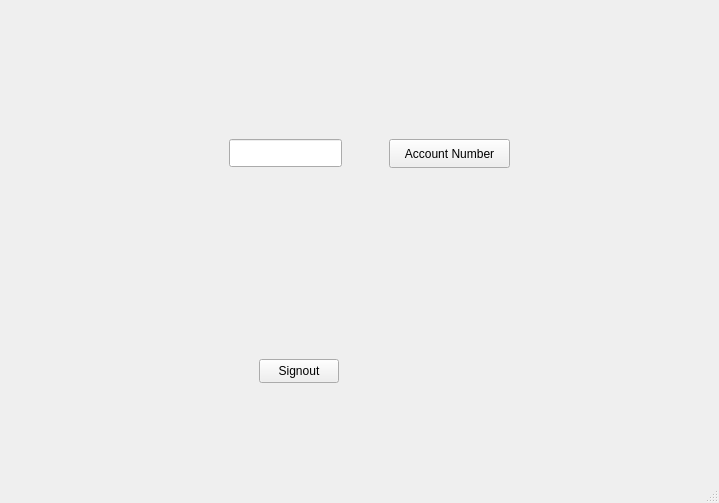
This is BankClient/mainwindow.ui in Abdulrhman-Nasser/QT_BankSystem as Qt 5 draws it before an edit. The edited form follows.
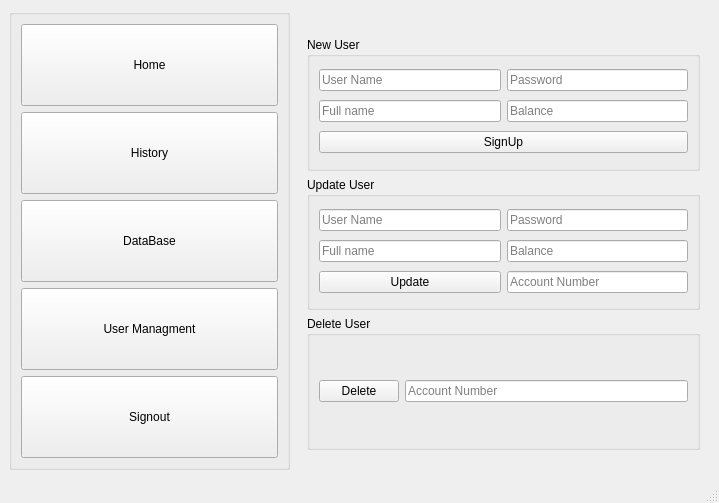
This is the edited form. The open tabs and pages were chosen to show the change.

Diff of the .ui file:
```diff
--- a/BankClient/mainwindow.ui
+++ b/BankClient/mainwindow.ui
@@ -18,112 +18,436 @@
     <item row="0" column="0">
      <widget class="QStackedWidget" name="stackedWidget">
       <property name="currentIndex">
-       <number>2</number>
+       <number>1</number>
       </property>
       <widget class="QWidget" name="Page0_login">
-       <widget class="QLineEdit" name="LE_Loginpass">
+       <widget class="QWidget" name="">
         <property name="geometry">
          <rect>
-          <x>350</x>
-          <y>250</y>
-          <width>113</width>
-          <height>24</height>
+          <x>170</x>
+          <y>220</y>
+          <width>361</width>
+          <height>111</height>
          </rect>
         </property>
-        <property name="placeholderText">
-         <string>Password</string>
-        </property>
-       </widget>
-       <widget class="QLineEdit" name="LE_Loginuser">
-        <property name="geometry">
-         <rect>
-          <x>210</x>
-          <y>250</y>
-          <width>113</width>
-          <height>24</height>
-         </rect>
-        </property>
-        <property name="placeholderText">
-         <string>Username</string>
-        </property>
-       </widget>
-       <widget class="QPushButton" name="pb_Login">
-        <property name="geometry">
-         <rect>
-          <x>230</x>
-          <y>290</y>
-          <width>80</width>
-          <height>24</height>
-         </rect>
-        </property>
-        <property name="text">
-         <string>Login</string>
-        </property>
-       </widget>
-       <widget class="QPushButton" name="pb_signup">
-        <property name="geometry">
-         <rect>
-          <x>350</x>
-          <y>290</y>
-          <width>80</width>
-          <height>24</height>
-         </rect>
-        </property>
-        <property name="text">
-         <string>Signup</string>
-        </property>
+        <layout class="QVBoxLayout" name="verticalLayout">
+         <item>
+          <layout class="QHBoxLayout" name="horizontalLayout_3">
+           <item>
+            <widget class="QLineEdit" name="LE_Loginuser">
+             <property name="placeholderText">
+              <string>Username</string>
+             </property>
+            </widget>
+           </item>
+           <item>
+            <widget class="QLineEdit" name="LE_Loginpass">
+             <property name="placeholderText">
+              <string>Password</string>
+             </property>
+            </widget>
+           </item>
+          </layout>
+         </item>
+         <item>
+          <widget class="QPushButton" name="pb_Login">
+           <property name="text">
+            <string>Login</string>
+           </property>
+          </widget>
+         </item>
+        </layout>
        </widget>
       </widget>
       <widget class="QWidget" name="Page1_admin">
-       <widget class="QPushButton" name="pb_signoutadmin">
+       <widget class="QGroupBox" name="groupBox_2">
         <property name="geometry">
          <rect>
-          <x>250</x>
-          <y>350</y>
-          <width>80</width>
-          <height>24</height>
+          <x>0</x>
+          <y>0</y>
+          <width>281</width>
+          <height>461</height>
          </rect>
         </property>
-        <property name="text">
-         <string>Signout</string>
+        <property name="title">
+         <string/>
         </property>
+        <layout class="QGridLayout" name="gridLayout_6">
+         <item row="1" column="0">
+          <widget class="QPushButton" name="pb_AdminHistory_2">
+           <property name="sizePolicy">
+            <sizepolicy hsizetype="Minimum" vsizetype="Preferred">
+             <horstretch>0</horstretch>
+             <verstretch>0</verstretch>
+            </sizepolicy>
+           </property>
+           <property name="text">
+            <string>History</string>
+           </property>
+          </widget>
+         </item>
+         <item row="2" column="0">
+          <widget class="QPushButton" name="pb_AdminDB">
+           <property name="sizePolicy">
+            <sizepolicy hsizetype="Minimum" vsizetype="Preferred">
+             <horstretch>0</horstretch>
+             <verstretch>0</verstretch>
+            </sizepolicy>
+           </property>
+           <property name="text">
+            <string>DataBase</string>
+           </property>
+          </widget>
+         </item>
+         <item row="0" column="0">
+          <widget class="QPushButton" name="pb_AdminHome">
+           <property name="enabled">
+            <bool>true</bool>
+           </property>
+           <property name="sizePolicy">
+            <sizepolicy hsizetype="Minimum" vsizetype="Preferred">
+             <horstretch>0</horstretch>
+             <verstretch>0</verstretch>
+            </sizepolicy>
+           </property>
+           <property name="text">
+            <string>Home</string>
+           </property>
+          </widget>
+         </item>
+         <item row="4" column="0">
+          <widget class="QPushButton" name="pb_signoutadmin">
+           <property name="sizePolicy">
+            <sizepolicy hsizetype="Minimum" vsizetype="Preferred">
+             <horstretch>0</horstretch>
+             <verstretch>0</verstretch>
+            </sizepolicy>
+           </property>
+           <property name="text">
+            <string>Signout</string>
+           </property>
+          </widget>
+         </item>
+         <item row="3" column="0">
+          <widget class="QPushButton" name="pb_AdminManagment">
+           <property name="sizePolicy">
+            <sizepolicy hsizetype="Minimum" vsizetype="Preferred">
+             <horstretch>0</horstretch>
+             <verstretch>0</verstretch>
+            </sizepolicy>
+           </property>
+           <property name="text">
+            <string>User Managment</string>
+           </property>
+          </widget>
+         </item>
+        </layout>
        </widget>
-       <widget class="QLabel" name="L_AdminAcc">
+       <widget class="QLabel" name="L_background_2">
         <property name="geometry">
          <rect>
-          <x>180</x>
-          <y>180</y>
-          <width>201</width>
-          <height>41</height>
+          <x>0</x>
+          <y>0</y>
+          <width>281</width>
+          <height>461</height>
          </rect>
         </property>
+        <property name="styleSheet">
+         <string notr="true"/>
+        </property>
         <property name="text">
          <string/>
         </property>
        </widget>
-       <widget class="QPushButton" name="pb_accNumAdmin">
+       <widget class="QStackedWidget" name="SW_Admin">
         <property name="geometry">
          <rect>
-          <x>380</x>
-          <y>130</y>
-          <width>121</width>
-          <height>29</height>
+          <x>289</x>
+          <y>19</y>
+          <width>411</width>
+          <height>431</height>
          </rect>
         </property>
-        <property name="text">
-         <string>Account Number</string>
+        <property name="currentIndex">
+         <number>3</number>
         </property>
+        <widget class="QWidget" name="Page1_Home_2">
+         <layout class="QGridLayout" name="gridLayout_7">
+          <item row="0" column="0">
+           <layout class="QHBoxLayout" name="horizontalLayout_4">
+            <item>
+             <layout class="QVBoxLayout" name="verticalLayout_2">
+              <item>
+               <widget class="QLineEdit" name="LE_accNum">
+                <property name="placeholderText">
+                 <string>User Name</string>
+                </property>
+               </widget>
+              </item>
+              <item>
+               <widget class="QPushButton" name="pb_accNumAdmin">
+                <property name="text">
+                 <string>Account Number</string>
+                </property>
+               </widget>
+              </item>
+              <item>
+               <widget class="QLabel" name="L_AdminAcc">
+                <property name="styleSheet">
+                 <string notr="true"/>
+                </property>
+                <property name="text">
+                 <string/>
+                </property>
+               </widget>
+              </item>
+             </layout>
+            </item>
+           </layout>
+          </item>
+          <item row="1" column="0">
+           <layout class="QVBoxLayout" name="verticalLayout_3">
+            <item>
+             <widget class="QLineEdit" name="LE_accNumBalance">
+              <property name="placeholderText">
+               <string>Account Number</string>
+              </property>
+             </widget>
+            </item>
+            <item>
+             <widget class="QPushButton" name="pb_AdminBalance">
+              <property name="text">
+               <string>Balance</string>
+              </property>
+             </widget>
+            </item>
+            <item>
+             <widget class="QLabel" name="L_AdminBalance">
+              <property name="text">
+               <string/>
+              </property>
+             </widget>
+            </item>
+           </layout>
+          </item>
+         </layout>
+        </widget>
+        <widget class="QWidget" name="Page2_History_2">
+         <layout class="QGridLayout" name="gridLayout_8">
+          <item row="0" column="0">
+           <widget class="QPushButton" name="pb_AdminHistory">
+            <property name="text">
+             <string>View History</string>
+            </property>
+           </widget>
+          </item>
+          <item row="2" column="0" colspan="3">
+           <widget class="QPushButton" name="pushButton_2">
+            <property name="text">
+             <string>Clear</string>
+            </property>
+           </widget>
+          </item>
+          <item row="1" column="0" colspan="3">
+           <widget class="QListWidget" name="LW_AdminHistory"/>
+          </item>
+          <item row="0" column="2">
+           <widget class="QLineEdit" name="LE_AdminHistoryCount">
+            <property name="placeholderText">
+             <string>Count </string>
+            </property>
+           </widget>
+          </item>
+          <item row="0" column="1">
+           <widget class="QLineEdit" name="LE_AdminHistoryAccNum">
+            <property name="placeholderText">
+             <string>Account Number</string>
+            </property>
+           </widget>
+          </item>
+         </layout>
+        </widget>
+        <widget class="QWidget" name="Page3_DB">
+         <widget class="QWidget" name="">
+          <property name="geometry">
+           <rect>
+            <x>0</x>
+            <y>0</y>
+            <width>411</width>
+            <height>421</height>
+           </rect>
+          </property>
+          <layout class="QVBoxLayout" name="verticalLayout_4">
+           <item>
+            <widget class="QGroupBox" name="groupBox_3">
+             <property name="title">
+              <string>Data Base</string>
+             </property>
+             <layout class="QGridLayout" name="gridLayout_9">
+              <item row="0" column="0">
+               <widget class="QListWidget" name="LW_AdminDB"/>
+              </item>
+              <item row="1" column="0">
+               <layout class="QVBoxLayout" name="verticalLayout_5">
+                <item>
+                 <layout class="QHBoxLayout" name="horizontalLayout_5">
+                  <item>
+                   <widget class="QPushButton" name="pb_AdminViewDB">
+                    <property name="text">
+                     <string>View</string>
+                    </property>
+                   </widget>
+                  </item>
+                  <item>
+                   <widget class="QLineEdit" name="LE_AdminAccNumDB">
+                    <property name="placeholderText">
+                     <string>Account Number</string>
+                    </property>
+                   </widget>
+                  </item>
+                 </layout>
+                </item>
+                <item>
+                 <widget class="QPushButton" name="pushButton_4">
+                  <property name="text">
+                   <string>Clear</string>
+                  </property>
+                 </widget>
+                </item>
+               </layout>
+              </item>
+             </layout>
+            </widget>
+           </item>
+          </layout>
+         </widget>
+        </widget>
+        <widget class="QWidget" name="Page4_UserManagment">
+         <layout class="QGridLayout" name="gridLayout_17">
+          <item row="0" column="0">
+           <widget class="QGroupBox" name="groupBox_4">
+            <property name="title">
+             <string>New User</string>
+            </property>
+            <layout class="QGridLayout" name="gridLayout_10">
+             <item row="0" column="0">
+              <widget class="QLineEdit" name="LE_NewUserName">
+               <property name="placeholderText">
+                <string>User Name</string>
+               </property>
+              </widget>
+             </item>
+             <item row="0" column="1">
+              <widget class="QLineEdit" name="LE_NewPassword">
+               <property name="placeholderText">
+                <string>Password</string>
+               </property>
+              </widget>
+             </item>
+             <item row="1" column="0">
+              <widget class="QLineEdit" name="LE_NewName">
+               <property name="placeholderText">
+                <string>Full name</string>
+               </property>
+              </widget>
+             </item>
+             <item row="1" column="1">
+              <widget class="QLineEdit" name="LE_NewBalance">
+               <property name="placeholderText">
+                <string>Balance</string>
+               </property>
+              </widget>
+             </item>
+             <item row="2" column="0" colspan="2">
+              <widget class="QPushButton" name="pb_signup">
+               <property name="text">
+                <string>SignUp</string>
+               </property>
+              </widget>
+             </item>
+            </layout>
+           </widget>
+          </item>
+          <item row="1" column="0">
+           <widget class="QGroupBox" name="groupBox_9">
+            <property name="title">
+             <string>Update User</string>
+            </property>
+            <layout class="QGridLayout" name="gridLayout_15">
+             <item row="1" column="0">
+              <widget class="QLineEdit" name="LE_UpdateName">
+               <property name="placeholderText">
+                <string>Full name</string>
+               </property>
+              </widget>
+             </item>
+             <item row="0" column="0">
+              <widget class="QLineEdit" name="LE_UpdateUserName">
+               <property name="placeholderText">
+                <string>User Name</string>
+               </property>
+              </widget>
+             </item>
+             <item row="0" column="1">
+              <widget class="QLineEdit" name="LE_UpdatePassword">
+               <property name="placeholderText">
+                <string>Password</string>
+               </property>
+              </widget>
+             </item>
+             <item row="1" column="1">
+              <widget class="QLineEdit" name="LE_UpdateBalance">
+               <property name="placeholderText">
+                <string>Balance</string>
+               </property>
+              </widget>
+             </item>
+             <item row="2" column="0">
+              <widget class="QPushButton" name="pb_Update">
+               <property name="text">
+                <string>Update</string>
+               </property>
+              </widget>
+             </item>
+             <item row="2" column="1">
+              <widget class="QLineEdit" name="LE_UpdateAccNum">
+               <property name="placeholderText">
+                <string>Account Number</string>
+               </property>
+              </widget>
+             </item>
+            </layout>
+           </widget>
+          </item>
+          <item row="2" column="0">
+           <widget class="QGroupBox" name="groupBox_5">
+            <property name="title">
+             <string>Delete User</string>
+            </property>
+            <layout class="QGridLayout" name="gridLayout_16">
+             <item row="0" column="1">
+              <widget class="QLineEdit" name="LE_DeleteAccNum">
+               <property name="placeholderText">
+                <string>Account Number</string>
+               </property>
+              </widget>
+             </item>
+             <item row="0" column="0">
+              <widget class="QPushButton" name="pb_delete">
+               <property name="text">
+                <string>Delete</string>
+               </property>
+              </widget>
+             </item>
+            </layout>
+           </widget>
+          </item>
+         </layout>
+        </widget>
        </widget>
-       <widget class="QLineEdit" name="LE_accNum">
-        <property name="geometry">
-         <rect>
-          <x>220</x>
-          <y>130</y>
-          <width>113</width>
-          <height>28</height>
-         </rect>
-        </property>
-       </widget>
+       <zorder>L_background_2</zorder>
+       <zorder>SW_Admin</zorder>
+       <zorder>groupBox_2</zorder>
       </widget>
       <widget class="QWidget" name="Page2_user">
        <widget class="QLabel" name="L_background">
```
Left out of the diff: 40 changed lines with no effect on the pictures.
